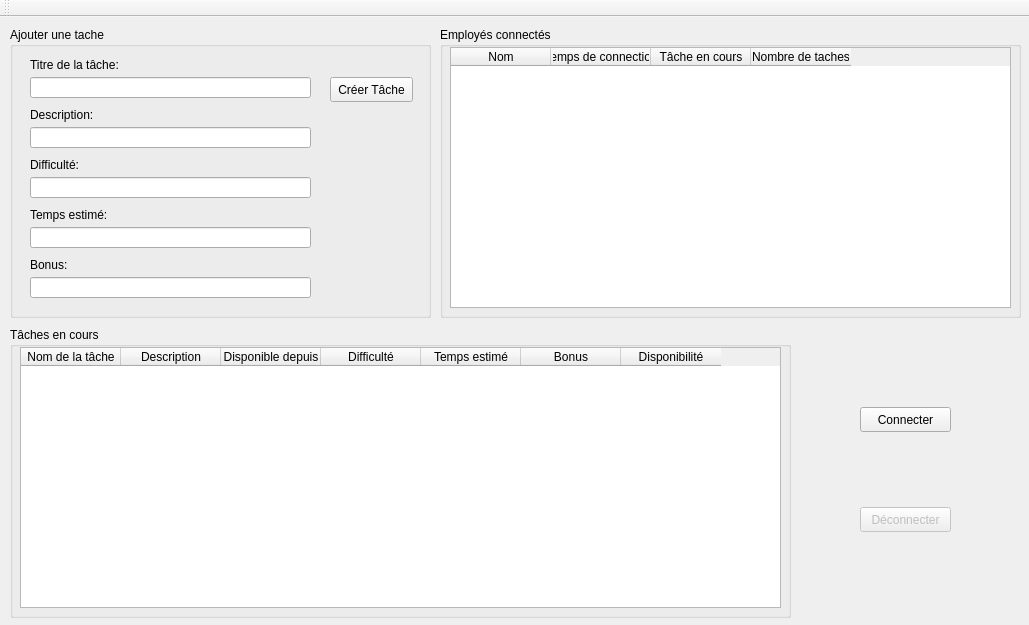
First picture: the form in serveur.ui, repository lehouxouelleta/cll12-GestionnaireAgile-Serveur, before the edit.
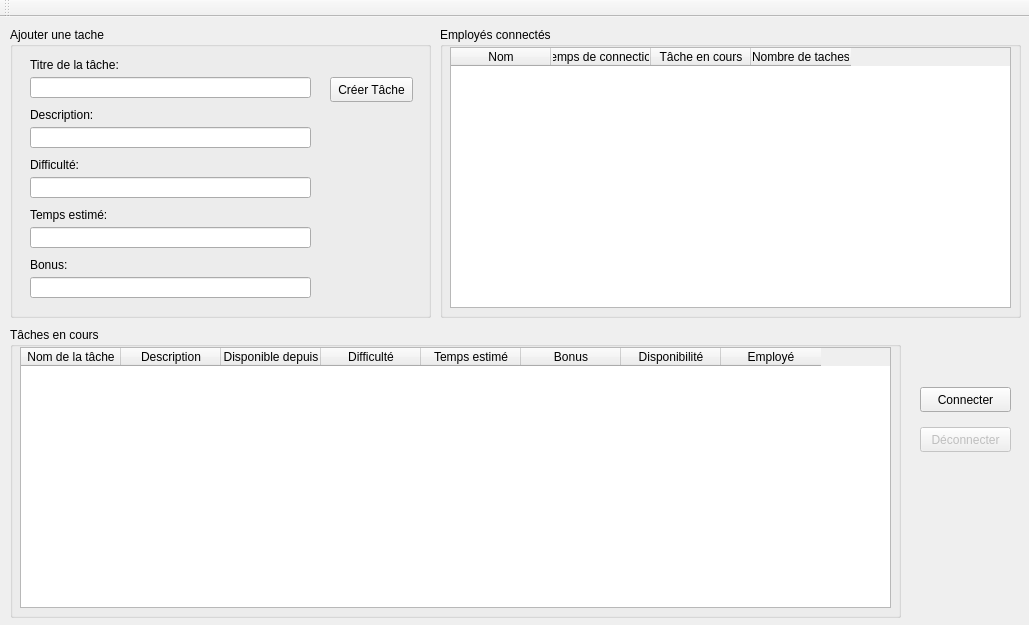
Second picture: the form after the edit.

Patch:
```diff
--- a/serveur.ui
+++ b/serveur.ui
@@ -215,7 +215,7 @@
      <rect>
       <x>10</x>
       <y>310</y>
-      <width>781</width>
+      <width>891</width>
       <height>291</height>
      </rect>
     </property>
@@ -227,7 +227,7 @@
       <rect>
        <x>10</x>
        <y>20</y>
-       <width>761</width>
+       <width>871</width>
        <height>261</height>
       </rect>
      </property>
@@ -275,13 +275,18 @@
        <string>Disponibilité</string>
       </property>
      </column>
+     <column>
+      <property name="text">
+       <string>Employé</string>
+      </property>
+     </column>
     </widget>
    </widget>
    <widget class="QPushButton" name="btnConnecter">
     <property name="geometry">
      <rect>
-      <x>860</x>
-      <y>390</y>
+      <x>920</x>
+      <y>370</y>
       <width>91</width>
       <height>25</height>
      </rect>
@@ -296,8 +301,8 @@
     </property>
     <property name="geometry">
      <rect>
-      <x>860</x>
-      <y>490</y>
+      <x>920</x>
+      <y>410</y>
       <width>91</width>
       <height>25</height>
      </rect>
```
Left out of the diff: 5 changed lines with no effect on the pictures.
